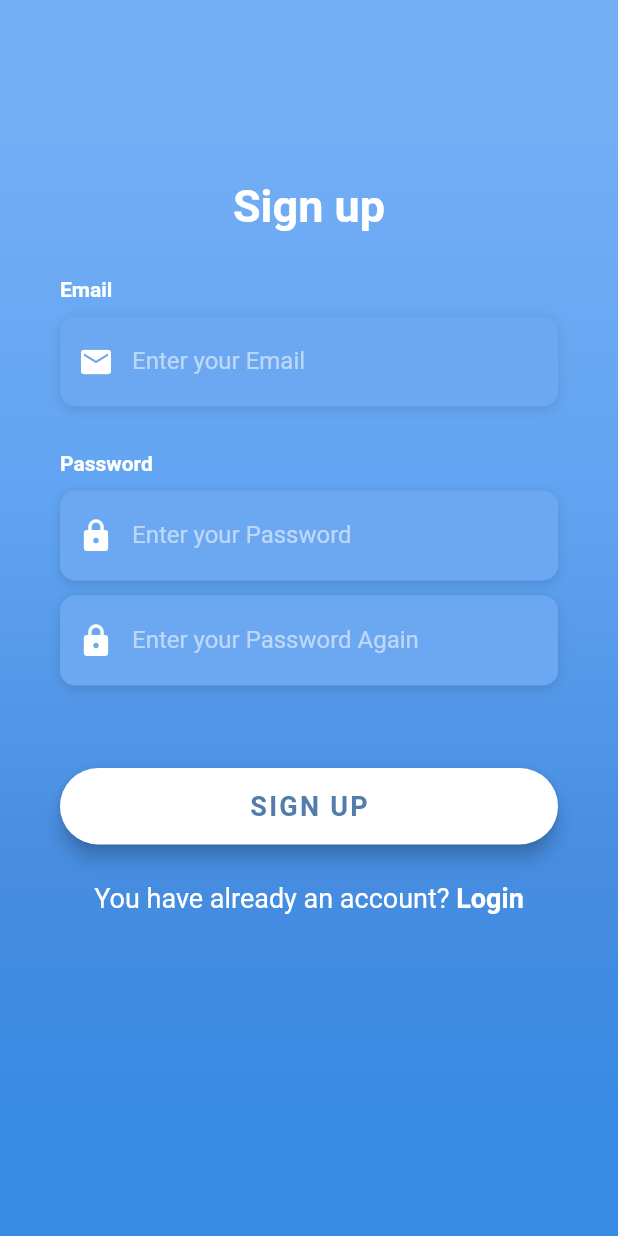
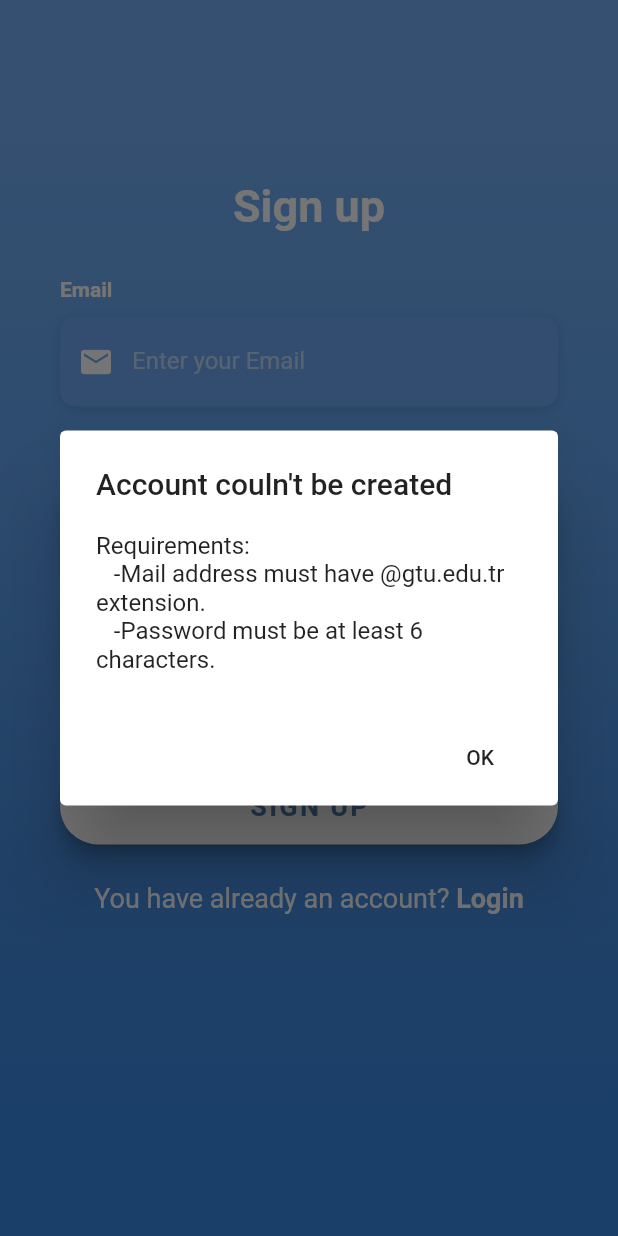
Before and after one commit to Kelebike/KelebikeApp, a Flutter app: the SignUpScreen screen opened directly, after a tap on "SIGN UP", on a phone screen of 412 x 824 dp. Run offline on Flutter 3.47's test engine with Material 2 defaults, Android fonts, the phone set to English and light mode, and no system bars; our stand-ins replace cloud_firestore, firebase_auth, firebase_core; accounts and stored records are empty; network calls fail; Roboto replaces fonts that are missing (OpenSans).

Commit message:
little changes

```diff
--- a/src/kelebike/lib/screens/sign_up_screen.dart
+++ b/src/kelebike/lib/screens/sign_up_screen.dart
@@ -132,7 +132,8 @@ class _SignUpScreenState extends State<SignUpScreen> {
         elevation: 5.0,
         onPressed: () {
           if (_passwordController.text == _passswordAgainController.text &&
-              _emailController.text.indexOf('@gtu.edu.tr') != -1) {
+              _emailController.text.contains('@gtu.edu.tr') &&
+              _passwordController.text.length >= 6) {
             _authService
                 .createPerson(_emailController.text, _passwordController.text)
                 .then((value) {
@@ -159,7 +160,24 @@ class _SignUpScreenState extends State<SignUpScreen> {
               }
             });
           } else {
-            print("SOmething went wrong!!!!");
+            showDialog(
+              context: context,
+              builder: (BuildContext context) {
+                return AlertDialog(
+                  title: new Text("Account couln't be created"),
+                  content: new Text(
+                      "Requirements:\n\t\t\t-Mail address must have @gtu.edu.tr extension.\n\t\t\t-Password must be at least 6 characters."),
+                  actions: <Widget>[
+                    new FlatButton(
+                      child: new Text("OK"),
+                      onPressed: () {
+                        Navigator.of(context).pop();
+                      },
+                    ),
+                  ],
+                );
+              },
+            );
           }
         },
         padding: EdgeInsets.all(15.0),
```
Also changed, not shown: src/kelebike/lib/screens/login_screen.dart (+7 -0 lines).
